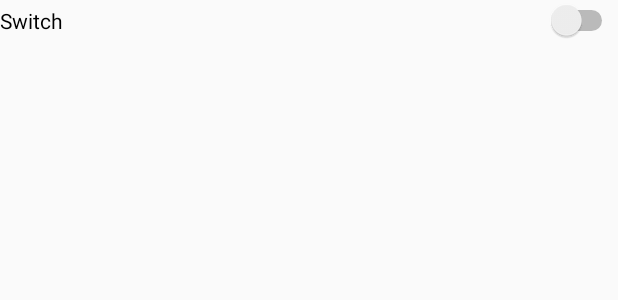
After one commit to Quimisagi/UltraFit, an Android app: the layout activity_reminder.xml on its own in the app's theme, with its tools: preview values and no code run, on a phone screen of 412 x 824 dp. The commit adds this screen. Shown: the top 300 px of the screen. Run offline under Robolectric (Android 15) with nearby library versions, the phone set to English and light mode, and no system bars; network calls fail.

Commit message:
¡Listas las notificaciones!

```diff
--- a/app/build.gradle
+++ b/app/build.gradle
@@ -1,4 +1,5 @@
 apply plugin: 'com.android.application'
+apply plugin: 'com.google.gms.google-services'
 
 android {
     compileSdkVersion 30
@@ -31,6 +32,7 @@ dependencies {
     implementation 'androidx.navigation:navigation-ui:2.1.0'
     implementation 'androidx.lifecycle:lifecycle-extensions:2.1.0'
     implementation 'androidx.legacy:legacy-support-v4:1.0.0'
+    implementation 'com.google.firebase:firebase-messaging:17.3.4'
     testImplementation 'junit:junit:4.12'
     androidTestImplementation 'androidx.test.ext:junit:1.1.1'
     androidTestImplementation 'androidx.test.espresso:espresso-core:3.2.0'
--- /dev/null
+++ b/app/src/main/res/layout/activity_reminder.xml
@@ -0,0 +1,20 @@
+<?xml version="1.0" encoding="utf-8"?>
+<androidx.constraintlayout.widget.ConstraintLayout xmlns:android="http://schemas.android.com/apk/res/android"
+    xmlns:app="http://schemas.android.com/apk/res-auto"
+    xmlns:tools="http://schemas.android.com/tools"
+    android:layout_width="match_parent"
+    android:layout_height="match_parent"
+    tools:context=".ReminderActivity">
+
+    <LinearLayout
+        android:layout_width="match_parent"
+        android:layout_height="match_parent"
+        android:orientation="vertical">
+
+        <Switch
+            android:id="@+id/switch1"
+            android:layout_width="match_parent"
+            android:layout_height="wrap_content"
+            android:text="Switch" />
+    </LinearLayout>
+</androidx.constraintlayout.widget.ConstraintLayout>
--- a/build.gradle
+++ b/build.gradle
@@ -6,6 +6,7 @@ buildscript {
     }
     dependencies {
         classpath "com.android.tools.build:gradle:4.0.1"
+        classpath 'com.google.gms:google-services:4.2.0'
 
         // NOTE: Do not place your application dependencies here; they belong
         // in the individual module build.gradle files
```
Also changed, not shown: app/src/main/AndroidManifest.xml (+8 -1 lines), app/src/main/java/com/example/ultrafit/Reminder.java (added, +51 -0 lines), app/src/main/java/com/example/ultrafit/ReminderActivity.java (added, +14 -0 lines), app/src/main/java/com/example/ultrafit/ui/user/UserFragment.java (+61 -4 lines), app/src/main/res/layout/fragment_users.xml (+4 -7 lines), 1 other file.
